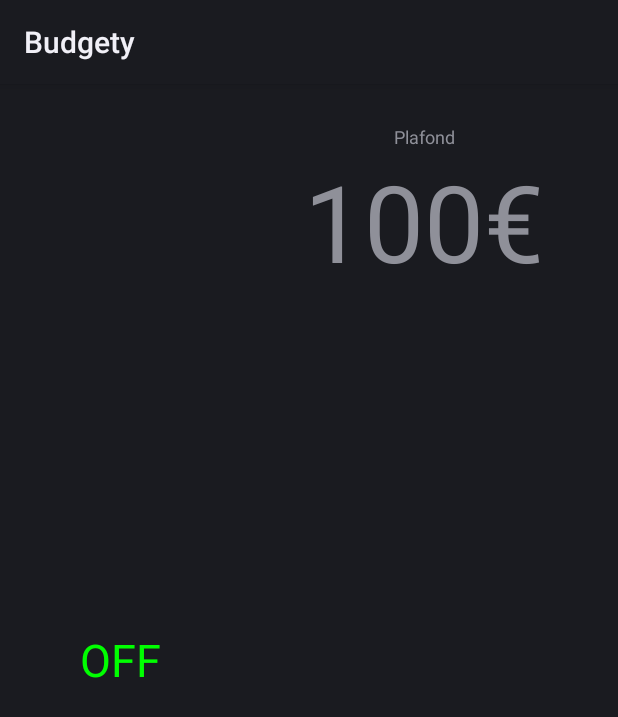
After one commit to clementTal/GlassCamp, an Android app: the layout view_param_limit.xml on its own in the app's theme, with its tools: preview values and no code run, on a phone screen of 412 x 824 dp. The commit adds this screen. Shown: the top 717 px of the screen. Run offline under Robolectric (Android 15) with nearby library versions, the phone set to English and light mode, and no system bars.

Commit message:
Create settings layouts

```diff
--- /dev/null
+++ b/app/src/main/res/layout/view_param_limit.xml
@@ -0,0 +1,100 @@
+<?xml version="1.0" encoding="utf-8"?>
+<RelativeLayout xmlns:android="http://schemas.android.com/apk/res/android"
+    xmlns:tools="http://schemas.android.com/tools"
+    android:layout_width="match_parent"
+    android:layout_height="match_parent"
+    >
+
+    <RelativeLayout
+        android:id="@+id/left_column"
+        android:layout_width="@dimen/glass_card_left_column_width"
+        android:layout_height="match_parent"
+        >
+
+        <TextView
+            android:text="@string/switch_on"
+            android:textSize="30sp"
+            android:layout_width="fill_parent"
+            android:layout_height="fill_parent"
+            android:gravity="center"
+            android:textColor="#0f0"
+            />
+
+    </RelativeLayout>
+
+    <RelativeLayout
+        android:layout_width="wrap_content"
+        android:layout_height="@dimen/glass_card_body_height"
+        android:layout_alignParentRight="true"
+        android:layout_alignParentTop="true"
+        android:layout_marginLeft="@dimen/glass_card_two_column_margin"
+        android:layout_marginRight="@dimen/glass_card_margin"
+        android:layout_marginTop="@dimen/glass_card_margin"
+        android:layout_toRightOf="@+id/left_column"
+        tools:ignore="UselessLeaf"
+        >
+
+        <TextView
+            android:id="@+id/ceil"
+            android:text="@string/ceil"
+            android:textSize="12sp"
+            android:layout_width="fill_parent"
+            android:layout_height="wrap_content"
+            android:gravity="center"
+            />
+
+        <TextView
+            android:text="@string/price_placeholder"
+            android:layout_width="fill_parent"
+            android:layout_height="wrap_content"
+            android:layout_below="@id/ceil"
+            android:textSize="32pt"
+            android:gravity="center"/>
+
+
+
+    </RelativeLayout>
+
+    <LinearLayout
+        android:id="@+id/footer_container"
+        android:layout_width="wrap_content"
+        android:layout_height="wrap_content"
+        android:layout_alignParentBottom="true"
+        android:layout_alignParentRight="true"
+        android:layout_gravity="bottom|left"
+        android:layout_marginBottom="@dimen/glass_card_footer_margin"
+        android:layout_marginLeft="@dimen/glass_card_two_column_margin"
+        android:layout_marginRight="@dimen/glass_card_margin"
+        android:layout_toRightOf="@+id/left_column"
+        android:orientation="horizontal"
+        >
+
+        <!--
+             The footer view will grow to fit as much content as possible while the
+             timestamp view keeps a fixed width. If the footer text is too long, it
+             will be ellipsized with a 40px margin between it and the timestamp.
+        -->
+
+        <TextView
+            android:id="@+id/footer"
+            android:layout_width="0dip"
+            android:layout_height="wrap_content"
+            android:layout_weight="1"
+            android:ellipsize="end"
+            android:singleLine="true"
+            android:textAppearance="?android:attr/textAppearanceSmall"
+            />
+
+        <TextView
+            android:id="@+id/timestamp"
+            android:layout_width="wrap_content"
+            android:layout_height="wrap_content"
+            android:layout_marginLeft="@dimen/glass_card_margin"
+            android:ellipsize="end"
+            android:singleLine="true"
+            android:textAppearance="?android:attr/textAppearanceSmall"
+            />
+
+    </LinearLayout>
+
+</RelativeLayout>
--- a/app/src/main/res/values/strings.xml
+++ b/app/src/main/res/values/strings.xml
@@ -17,5 +17,11 @@
     <string name="notif">Test notif</string>
     <string name="display_home">Ouvrir Budgety</string>
 
+    <string name="ceil">Plafond</string>
+    <string name="price_placeholder">100€</string>
+    <string name="transfer">Virement automatique</string>
+    <string name="switch_off">OFF</string>
+    <string name="switch_on">OFF</string>
+
 
 </resources>
```
Also changed, not shown: app/src/main/res/layout/view_param_transfer.xml (added, +91 -0 lines).
